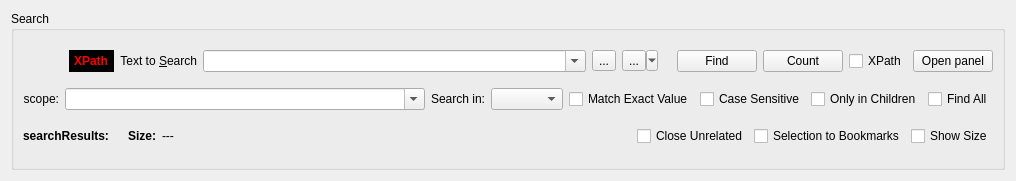
First picture: the form in src/modules/search/searchwidget.ui, repository lbellonda/qxmledit, before the edit.
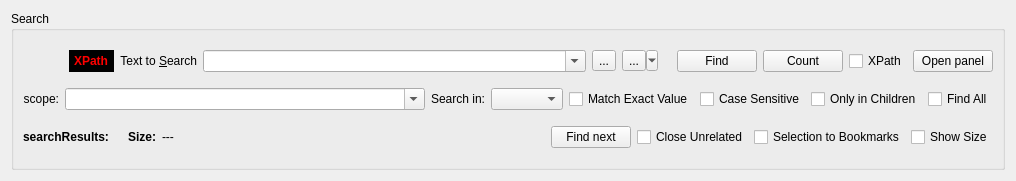
Second picture: the form after the edit. Icons and pictures are not drawn.

```diff
--- a/src/modules/search/searchwidget.ui
+++ b/src/modules/search/searchwidget.ui
@@ -311,6 +311,13 @@
           </property>
          </spacer>
         </item>
+        <item>
+         <widget class="QPushButton" name="cmdNext">
+          <property name="text">
+           <string>Find next</string>
+          </property>
+         </widget>
+        </item>
         <item>
          <widget class="QCheckBox" name="closeUnrelated">
           <property name="text">
```
